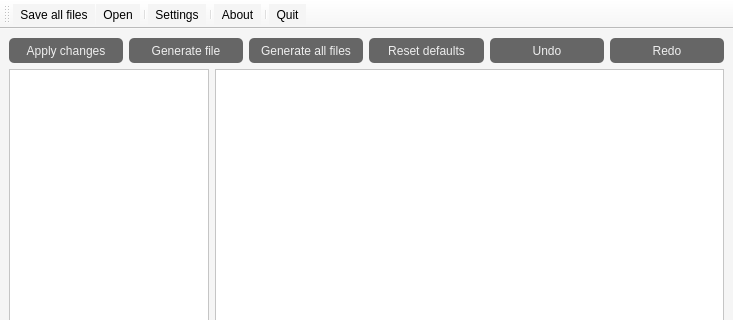
Qt form LTEsimGeneratorGUI/Ui/Windows/parameterswindow.ui (moniss23/junit4) before a commit; both pictures show x 0 to 733 and y 0 to 320 of the 733 by 672 pixel window.
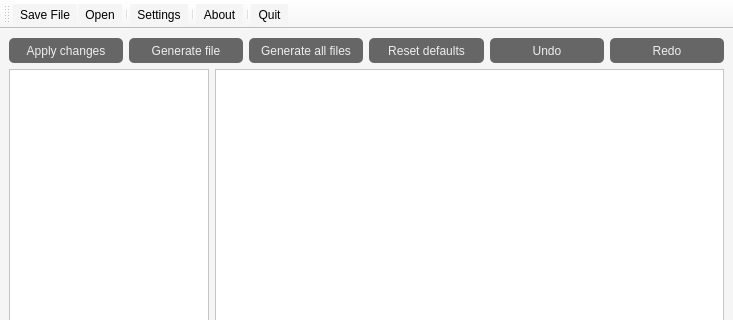
The same form after that commit. Icons and pictures are not drawn.

Commit message: Changed open project to openfile in paramwindow + added quitaction and savefile

Patch:
```diff
--- a/LTEsimGeneratorGUI/Ui/Windows/parameterswindow.ui
+++ b/LTEsimGeneratorGUI/Ui/Windows/parameterswindow.ui
@@ -345,7 +345,7 @@
      <normaloff>:/Images/save.png</normaloff>:/Images/save.png</iconset>
    </property>
    <property name="text">
-    <string>Save all files</string>
+    <string>Save File</string>
    </property>
   </action>
   <action name="actionLoad">
```
Left out of the diff: 2 changed lines with no effect on the pictures. The commit also changes 2 other files.
